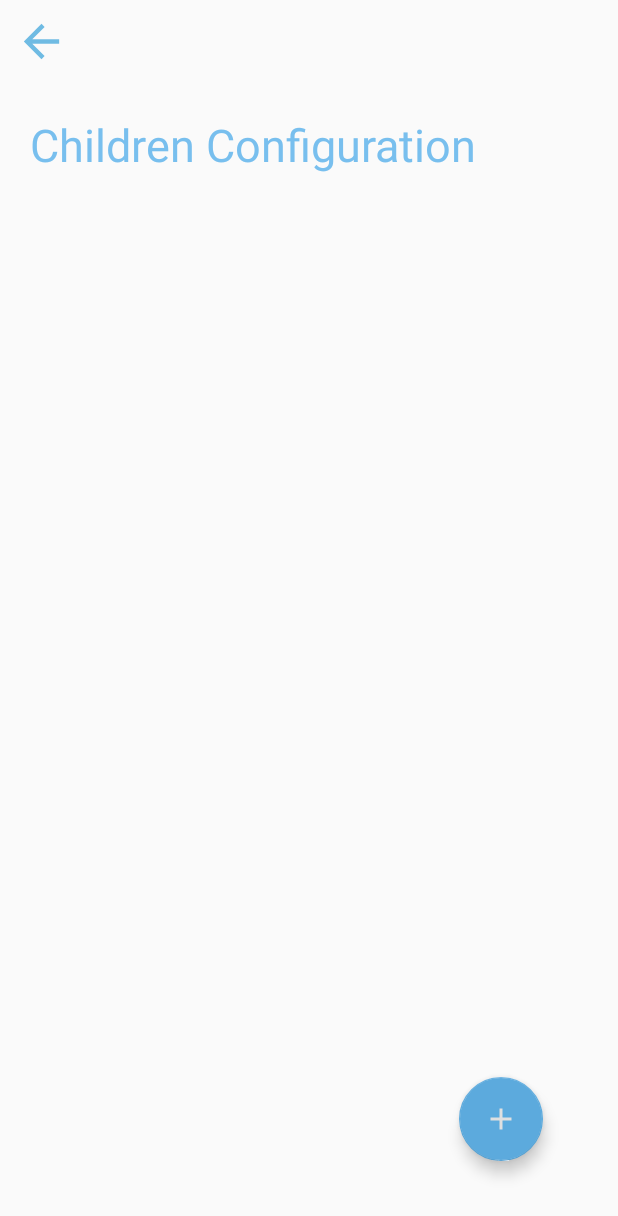
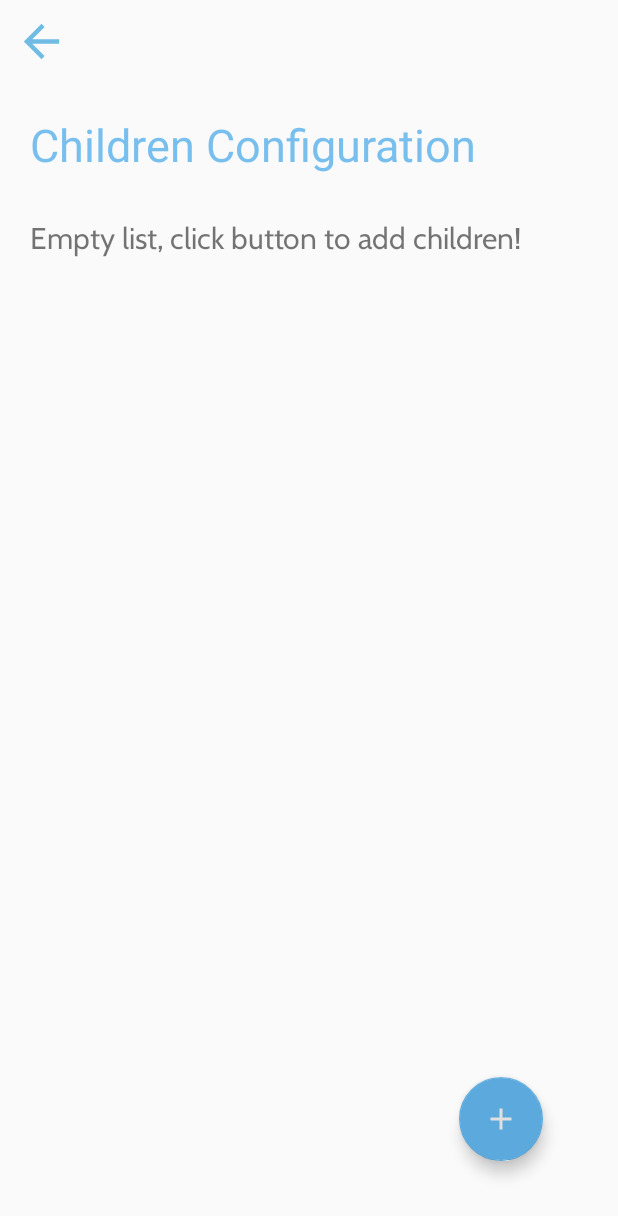
Before and after one commit to sumritsanghera/ParentApp, an Android app: the screen it shows after launch (Children_Config), after a tap on an icon or button, on a phone screen of 412 x 824 dp. Shown: the top 1216 px of the screen. Run offline under Robolectric (Android 15) with nearby library versions, the phone set to English and light mode, and no system bars; Roboto replaces fonts that are not available here.

Commit message:
Added config info textview

```diff
--- a/app/src/main/java/ca/cmpt276/iteration1/Children_Config.java
+++ b/app/src/main/java/ca/cmpt276/iteration1/Children_Config.java
@@ -6,6 +6,7 @@ import android.os.Bundle;
 import android.widget.ArrayAdapter;
 import android.widget.ImageView;
 import android.widget.ListView;
+import android.widget.TextView;
 
 import androidx.activity.result.ActivityResultLauncher;
 import androidx.activity.result.contract.ActivityResultContracts;
@@ -21,6 +22,7 @@ public class Children_Config extends AppCompatActivity {
     private ArrayList<String> children_list;
     private ArrayAdapter<String> adapter;
     private ActivityResultLauncher<Intent> edit_name_launcher;
+    private TextView info;
 
     @Override
     protected void onResume() {
@@ -29,13 +31,17 @@ public class Children_Config extends AppCompatActivity {
     }
 
     private void refresh_children_list() {
+        info = findViewById(R.id.config_info);
         if(!children_list.isEmpty()){
+            info.setText("");
             adapter = new ArrayAdapter<>(
                     this,
                     R.layout.children_list,
                     children_list);
             ListView list = findViewById(R.id.children_listView);
             list.setAdapter(adapter);
+        } else {
+            info.setText(R.string.config_info);
         }
     }
 
--- a/app/src/main/res/layout/activity_config.xml
+++ b/app/src/main/res/layout/activity_config.xml
@@ -9,14 +9,14 @@
     tools:layout_editor_absoluteY="0dp">
 
     <LinearLayout
+        android:id="@+id/linearLayout"
         android:layout_width="match_parent"
         android:layout_height="wrap_content"
         android:layout_margin="10dp"
         android:orientation="vertical"
         app:layout_constraintEnd_toEndOf="parent"
         app:layout_constraintStart_toStartOf="parent"
-        app:layout_constraintTop_toTopOf="parent"
-        app:layout_constraintVertical_bias="0.0">
+        app:layout_constraintTop_toTopOf="parent">
 
         <RelativeLayout
             android:layout_width="match_parent"
@@ -47,6 +47,17 @@
 
     </LinearLayout>
 
+    <TextView
+        android:id="@+id/config_info"
+        android:layout_width="wrap_content"
+        android:layout_height="wrap_content"
+        android:layout_marginStart="20dp"
+        android:fontFamily="@font/cabin"
+        android:text="@string/config_info"
+        android:textSize="20sp"
+        app:layout_constraintStart_toStartOf="parent"
+        app:layout_constraintTop_toBottomOf="@+id/linearLayout" /> />
+
     <com.google.android.material.floatingactionbutton.FloatingActionButton
         android:id="@+id/add_child_floating_button"
         android:layout_width="wrap_content"
--- a/app/src/main/res/values/strings.xml
+++ b/app/src/main/res/values/strings.xml
@@ -50,4 +50,5 @@
     <string name="pause">Pause</string>
     <string name="reset">Reset</string>
     <string name="timer_back_button_description">timer back button</string>
+    <string name="config_info">Empty list, click button to add children!</string>
 </resources>
```
